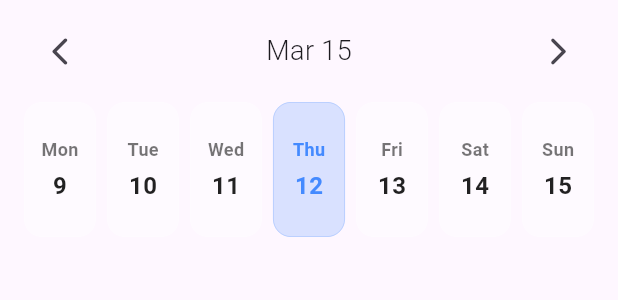
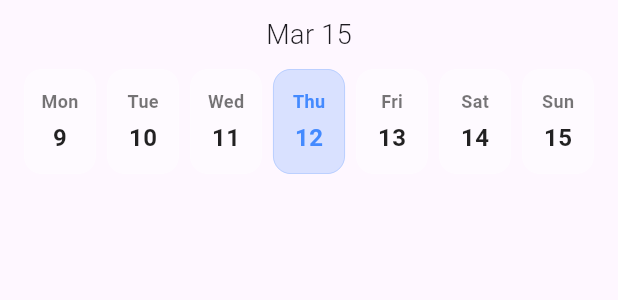
Before and after one commit to PeterMaquiran/orga-flutter, a Flutter app: the InfiniteWeeklyCalendar widget shown alone on an empty page, opened directly, on a phone screen of 412 x 824 dp. Shown: the top 300 px of the screen. Run offline on Flutter 3.47's test engine with Material 3 defaults, Android fonts, the phone set to English and light mode, and no system bars; our stand-ins replace go_router.

Commit message:
hide calendar arrow

```diff
--- a/lib/ui/screen/ios/home/component/weekly_calendar.dart
+++ b/lib/ui/screen/ios/home/component/weekly_calendar.dart
@@ -24,12 +24,12 @@ class InfiniteWeeklyCalendar extends StatelessWidget {
         Padding(
           padding: const EdgeInsets.symmetric(horizontal: 16, vertical: 10),
           child: Row(
-            mainAxisAlignment: MainAxisAlignment.spaceBetween,
+            mainAxisAlignment: MainAxisAlignment.center,
             children: [
-              IconButton(
-                onPressed: () => controller.previousPage(duration: const Duration(milliseconds: 300), curve: Curves.easeInOut),
-                icon: const Icon(Icons.arrow_back_ios_new_rounded, size: 22),
-              ),
+              // IconButton(
+              //   onPressed: () => controller.previousPage(duration: const Duration(milliseconds: 300), curve: Curves.easeInOut),
+              //   icon: const Icon(Icons.arrow_back_ios_new_rounded, size: 22),
+              // ),
               ValueListenableBuilder<DateTime>(
                 valueListenable: focusedDate,
                 builder: (context, date, _) {
@@ -38,15 +38,15 @@ class InfiniteWeeklyCalendar extends StatelessWidget {
                   return Text("$month ${date.day}$yearStr", style: const TextStyle(fontWeight: FontWeight.w300, fontSize: 18));
                 },
               ),
-              IconButton(
-                onPressed: () => controller.nextPage(duration: const Duration(milliseconds: 300), curve: Curves.easeInOut),
-                icon: const Icon(Icons.arrow_forward_ios_rounded, size: 22),
-              ),
+              // IconButton(
+              //   onPressed: () => controller.nextPage(duration: const Duration(milliseconds: 300), curve: Curves.easeInOut),
+              //   icon: const Icon(Icons.arrow_forward_ios_rounded, size: 22),
+              // ),
             ],
           ),
         ),
         SizedBox(
-          height: 90,
+          height: 70,
           child: PageView.builder(
             controller: controller,
             onPageChanged: (i) => focusedDate.value = _getWeekForIndex(i, today).last,
```
